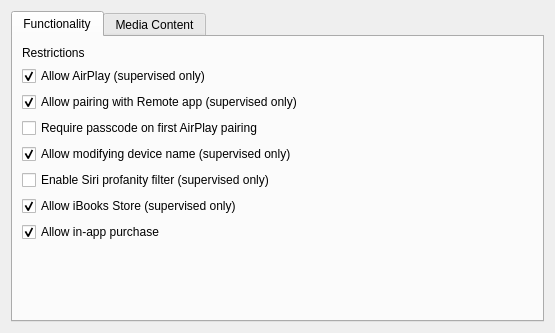
The window that FWAdminLib/Configurator/RestrictionsTVOSForm.ui (fw-dev/translations) describes before a commit, drawn with Qt 5.
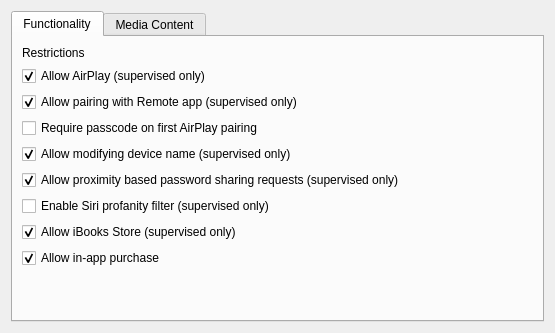
The same window after the commit. Custom widgets are drawn as their Qt base class.

Patch:
```diff
--- a/FWAdminLib/Configurator/RestrictionsTVOSForm.ui
+++ b/FWAdminLib/Configurator/RestrictionsTVOSForm.ui
@@ -68,6 +68,16 @@
          </property>
         </widget>
        </item>
+       <item>
+        <widget class="QCheckBox" name="checkBoxAllowPasswordProximityRequests">
+         <property name="text">
+          <string>Allow proximity based password sharing requests (supervised only)</string>
+         </property>
+         <property name="checked">
+          <bool>true</bool>
+         </property>
+        </widget>
+       </item>
        <item>
         <widget class="QCheckBox" name="checkBoxEnableSiriProfanityFilter">
          <property name="text">
```
Left out of the diff: 1 changed line with no effect on the pictures.
